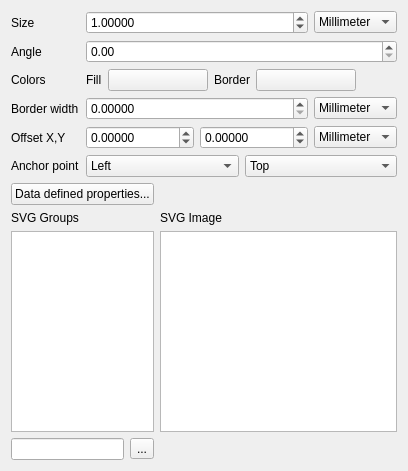
qgis/QGIS, file src/ui/symbollayer/widget_svgmarker.ui: the form before one commit.
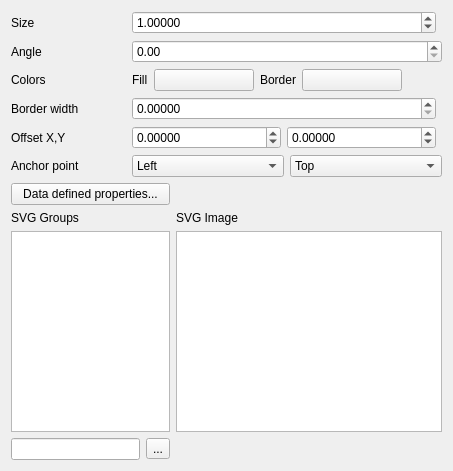
The form after the commit. Custom widgets are drawn as their Qt base class.

Commit message: min-max map unit scale support

```diff
--- a/src/ui/symbollayer/widget_svgmarker.ui
+++ b/src/ui/symbollayer/widget_svgmarker.ui
@@ -6,7 +6,7 @@
    <rect>
     <x>0</x>
     <y>0</y>
-    <width>406</width>
+    <width>453</width>
     <height>471</height>
    </rect>
   </property>
@@ -54,18 +54,7 @@
         </widget>
        </item>
        <item>
-        <widget class="QComboBox" name="mSizeUnitComboBox">
-         <item>
-          <property name="text">
-           <string>Millimeter</string>
-          </property>
-         </item>
-         <item>
-          <property name="text">
-           <string>Map unit</string>
-          </property>
-         </item>
-        </widget>
+        <widget class="QgsUnitSelectionWidget" name="mSizeUnitWidget" native="true"/>
        </item>
       </layout>
      </item>
@@ -203,18 +192,7 @@
         </widget>
        </item>
        <item>
-        <widget class="QComboBox" name="mBorderWidthUnitComboBox">
-         <item>
-          <property name="text">
-           <string>Millimeter</string>
-          </property>
-         </item>
-         <item>
-          <property name="text">
-           <string>Map unit</string>
-          </property>
-         </item>
-        </widget>
+        <widget class="QgsUnitSelectionWidget" name="mBorderWidthUnitWidget" native="true"/>
        </item>
       </layout>
      </item>
@@ -272,18 +250,7 @@
         </widget>
        </item>
        <item>
-        <widget class="QComboBox" name="mOffsetUnitComboBox">
-         <item>
-          <property name="text">
-           <string>Millimeter</string>
-          </property>
-         </item>
-         <item>
-          <property name="text">
-           <string>Map unit</string>
-          </property>
-         </item>
-        </widget>
+        <widget class="QgsUnitSelectionWidget" name="mOffsetUnitWidget" native="true"/>
        </item>
       </layout>
      </item>
@@ -443,6 +410,12 @@
    <extends>QPushButton</extends>
    <header>qgscolorbutton.h</header>
   </customwidget>
+  <customwidget>
+   <class>QgsUnitSelectionWidget</class>
+   <extends>QWidget</extends>
+   <header>qgsunitselectionwidget.h</header>
+   <container>1</container>
+  </customwidget>
  </customwidgets>
  <tabstops>
   <tabstop>spinOffsetX</tabstop>
```
The commit also changes 62 other files.
